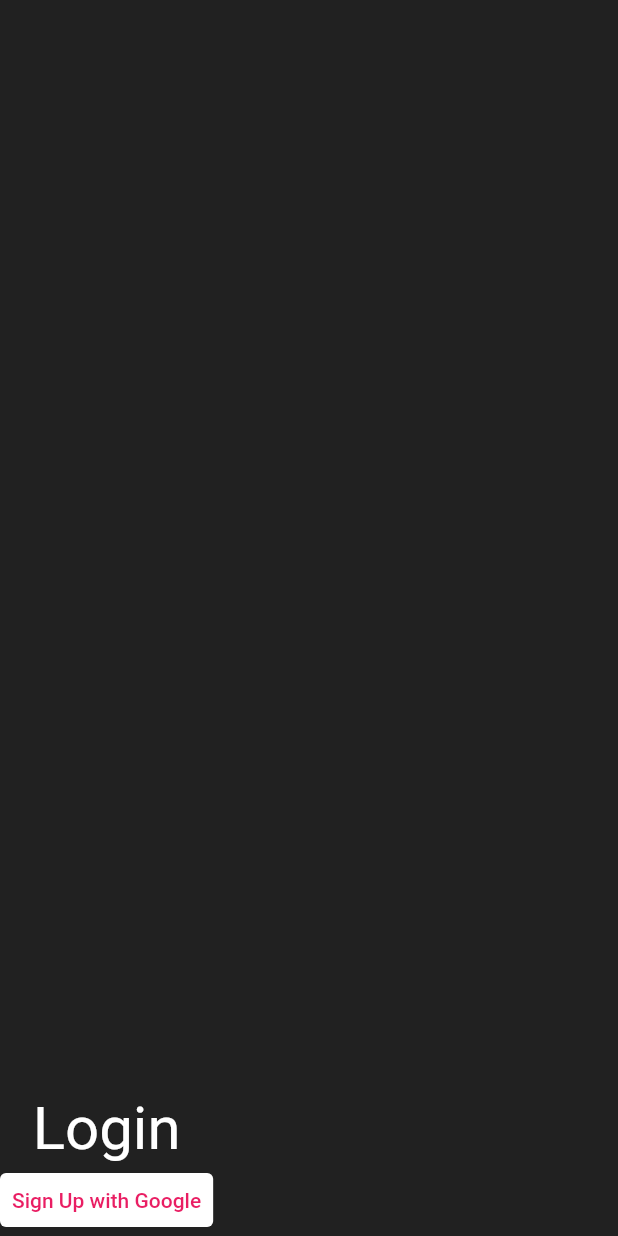
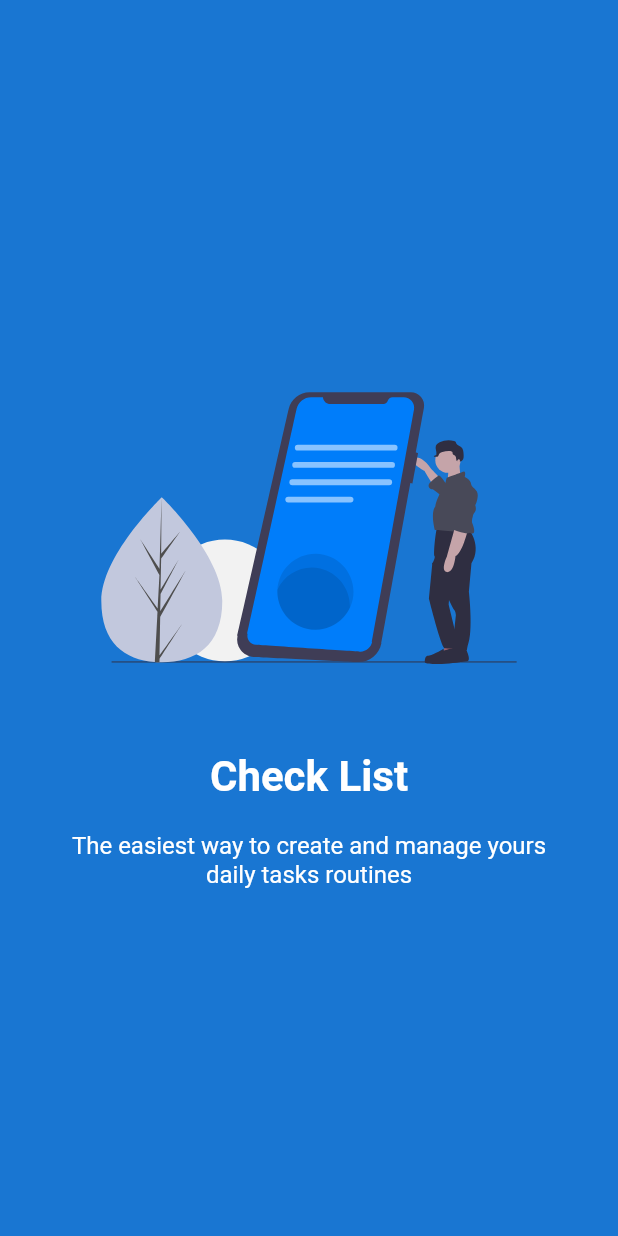
Before and after one commit to RafaelMarinho96/todo-list, a Flutter app: the first screen one second after launch, on a phone screen of 412 x 824 dp. Run offline on Flutter 3.47's test engine with Material 2 defaults, Android fonts, the phone set to English and light mode, and no system bars; our stand-ins replace cloud_firestore, firebase_auth, firebase_core, google_sign_in, lottie; accounts and stored records are empty.

Commit message:
feat: implement splash screen with lottie animation

```diff
--- a/lib/main.dart
+++ b/lib/main.dart
@@ -6,7 +6,7 @@ import 'package:firebase_core/firebase_core.dart';
 import 'package:todo_list/provider/google_sign_in.dart';
 
 // Main Screen Import
-import 'package:todo_list/screens/main_screen.dart';
+import 'package:todo_list/screens/splash_screen.dart';
 
 Future main() async {
   WidgetsFlutterBinding.ensureInitialized();
@@ -24,8 +24,8 @@ class MyApp extends StatelessWidget {
           debugShowCheckedModeBanner: false,
           theme: ThemeData(
               primarySwatch: Colors.pink,
-              scaffoldBackgroundColor: Colors.grey[900]),
-          home: MainScreen()),
+              scaffoldBackgroundColor: Colors.blue[700]),
+          home: SplashScreen()),
     );
   }
 }
--- /dev/null
+++ b/lib/screens/splash_screen.dart
@@ -0,0 +1,72 @@
+import 'package:flutter/material.dart';
+
+// Lottie Import
+import 'package:lottie/lottie.dart';
+import 'package:todo_list/screens/main_screen.dart';
+
+class SplashScreen extends StatefulWidget {
+  @override
+  _SplashScreenState createState() => _SplashScreenState();
+}
+
+class _SplashScreenState extends State<SplashScreen> {
+  @override
+  void initState() {
+    Future.delayed(Duration(seconds: 3), () {
+      Navigator.pushReplacement(
+          context, MaterialPageRoute(builder: (context) => MainScreen()));
+    });
+    super.initState();
+  }
+
+  @override
+  Widget build(BuildContext context) {
+    return Scaffold(
+      body: Container(
+        margin: EdgeInsets.symmetric(horizontal: 40.0),
+        child: Column(
+          mainAxisAlignment: MainAxisAlignment.center,
+          children: <Widget>[
+            SizedBox(
+              height: 300,
+              width: 300,
+              child: Lottie.asset('assets/splash_animation.json'),
+            ),
+            Text('Check List',
+                textAlign: TextAlign.center,
+                style: TextStyle(
+                  color: Colors.white,
+                  fontSize: 28,
+                  fontWeight: FontWeight.bold,
+                )),
+            SizedBox(height: 20),
+            Text(
+              'The easiest way to create and manage yours daily tasks routines',
+              textAlign: TextAlign.center,
+              style: TextStyle(color: Colors.white, fontSize: 16),
+            ),
+            SizedBox(
+              height: 30,
+            ),
+          ],
+        ),
+      ),
+    );
+  }
+}
+
+/* Column(
+        crossAxisAlignment: CrossAxisAlignment.center,
+        mainAxisAlignment: MainAxisAlignment.center,
+        children: <Widget>[
+          SizedBox(
+            height: 300,
+            width: 300,
+            child: Lottie.asset('assets/splash_animation.json'),
+          ),
+          SizedBox(
+            height: 20.0,
+          ),
+          Text('Easy List')
+        ],
+      ), */
--- a/pubspec.yaml
+++ b/pubspec.yaml
@@ -34,6 +34,7 @@ dependencies:
   font_awesome_flutter: ^9.0.0
   google_sign_in: ^5.0.4
   provider: ^5.0.0
+  lottie: ^1.0.1
 
 dev_dependencies:
   flutter_test:
@@ -51,8 +52,8 @@ flutter:
   uses-material-design: true
 
   # To add assets to your application, add an assets section, like this:
-  # assets:
-  #   - images/a_dot_burr.jpeg
+  assets:
+    - assets/
   #   - images/a_dot_ham.jpeg
 
   # An image asset can refer to one or more resolution-specific "variants", see
```
Also changed, not shown: assets/splash_animation.json (added, +1 -0 lines), pubspec.lock.
